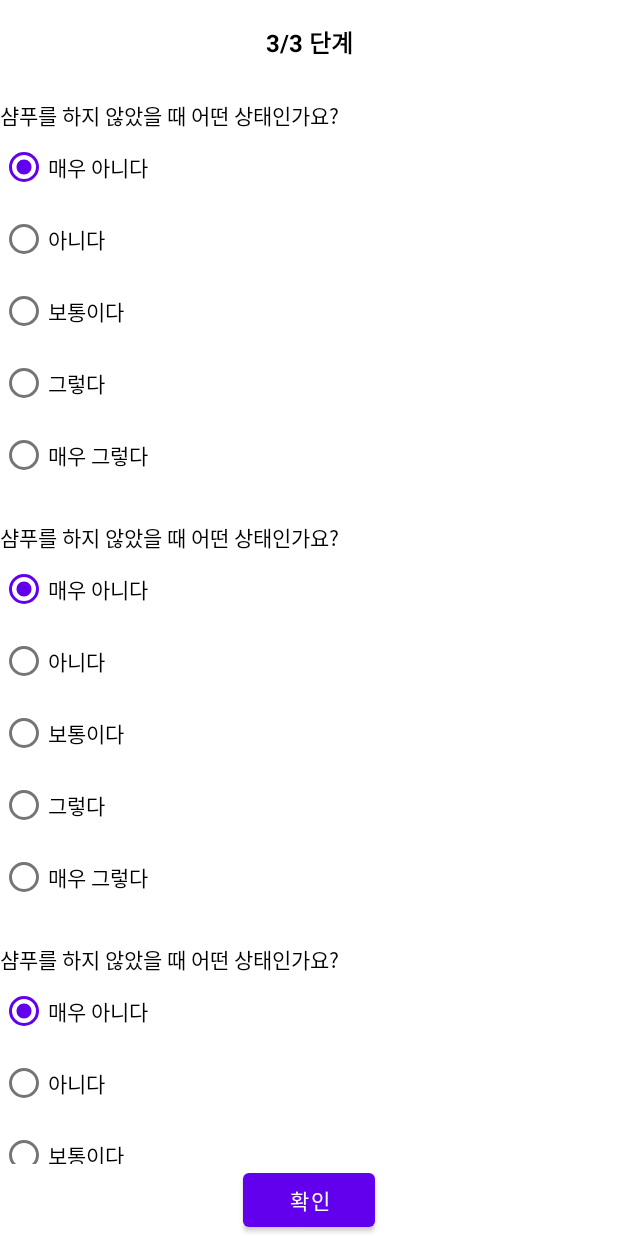
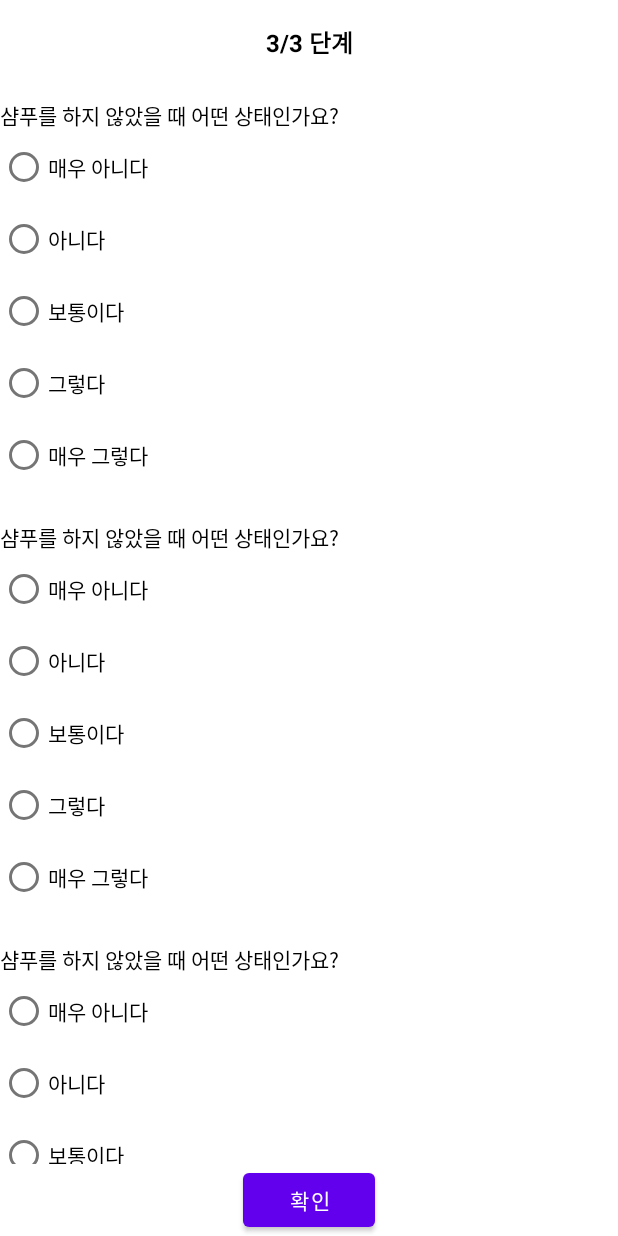
Before and after one commit to Kim-Ju-Yeop/LillyCover, an Android app: the layout activity_survey.xml on its own in the app's theme, with its tools: preview values and no code run, on a phone screen of 412 x 824 dp. Run offline under Robolectric (Android 15) with nearby library versions, the phone set to English and light mode, and no system bars; network calls fail.

```diff
--- a/app/src/main/java/com/lillycover/hair/widget/recyclerview/RecyclerViewAdapter.kt
+++ b/app/src/main/java/com/lillycover/hair/widget/recyclerview/RecyclerViewAdapter.kt
@@ -15,6 +15,7 @@ class RecyclerViewAdapter : RecyclerView.Adapter<RecyclerViewViewHolder>() {
 
     override fun onBindViewHolder(holder: RecyclerViewViewHolder, position: Int) {
         getItem(position).bind(holder.binding)
+        getItem(position).updateUI()
         holder.binding.executePendingBindings()
     }
 
--- a/app/src/main/java/com/lillycover/hair/widget/recyclerview/RecyclerViewItem.kt
+++ b/app/src/main/java/com/lillycover/hair/widget/recyclerview/RecyclerViewItem.kt
@@ -3,6 +3,7 @@ package com.lillycover.hair.widget.recyclerview
 import androidx.annotation.LayoutRes
 import androidx.databinding.ViewDataBinding
 import com.lillycover.hair.BR
+import com.lillycover.hair.viewmodel.recyclerview.SurveyItemViewModel
 
 data class RecyclerViewItem(val viewModel: Any, val navigator: Any?, @LayoutRes val layoutId: Int) {
 
@@ -10,4 +11,8 @@ data class RecyclerViewItem(val viewModel: Any, val navigator: Any?, @LayoutRes
         binding.setVariable(BR.viewModel, viewModel)
         if (navigator != null) binding.setVariable(BR.navigator, navigator)
     }
+
+    fun updateUI() {
+        if (viewModel is SurveyItemViewModel) viewModel.checkedUpdate()
+    }
 }
--- a/app/src/main/res/layout/item_survey.xml
+++ b/app/src/main/res/layout/item_survey.xml
@@ -31,16 +31,15 @@
 
         <RadioGroup
             android:layout_width="wrap_content"
-            android:layout_height="wrap_content"
-            android:checkedButton="@id/first_button">
+            android:layout_height="wrap_content">
 
             <RadioButton
-                android:id="@+id/first_button"
                 android:layout_width="wrap_content"
                 android:layout_height="wrap_content"
                 android:text="@={viewModel.item1Text}"
                 android:visibility="@{viewModel.item1Text.empty ? View.GONE : View.VISIBLE}"
                 android:onClick="@{() -> navigator.radioButtonEvent(1, viewModel.surveyQuestionResposne)}"
+                android:checked="@{viewModel.item1Checked}"
                 tools:text="매우 아니다" />
 
             <RadioButton
@@ -49,6 +48,7 @@
                 android:text="@={viewModel.item2Text}"
                 android:visibility="@{viewModel.item2Text.empty ? View.GONE : View.VISIBLE}"
                 android:onClick="@{() -> navigator.radioButtonEvent(2, viewModel.surveyQuestionResposne)}"
+                android:checked="@{viewModel.item2Checked}"
                 tools:text="아니다" />
 
             <RadioButton
@@ -57,6 +57,7 @@
                 android:text="@={viewModel.item3Text}"
                 android:visibility="@{viewModel.item3Text.empty ? View.GONE : View.VISIBLE}"
                 android:onClick="@{() -> navigator.radioButtonEvent(3, viewModel.surveyQuestionResposne)}"
+                android:checked="@{viewModel.item3Checked}"
                 tools:text="보통이다" />
 
             <RadioButton
@@ -65,6 +66,7 @@
                 android:text="@={viewModel.item4Text}"
                 android:visibility="@{viewModel.item4Text.empty ? View.GONE : View.VISIBLE}"
                 android:onClick="@{() -> navigator.radioButtonEvent(4, viewModel.surveyQuestionResposne)}"
+                android:checked="@{viewModel.item4Checked}"
                 tools:text="그렇다" />
 
             <RadioButton
@@ -73,6 +75,7 @@
                 android:text="@={viewModel.item5Text}"
                 android:visibility="@{viewModel.item5Text.empty ? View.GONE : View.VISIBLE}"
                 android:onClick="@{() -> navigator.radioButtonEvent(5, viewModel.surveyQuestionResposne)}"
+                android:checked="@{viewModel.item5Checked}"
                 tools:text="매우 그렇다" />
         </RadioGroup>
 
```
Also changed, not shown: app/src/main/java/com/lillycover/hair/viewmodel/recyclerview/SurveyItemViewModel.kt (+18 -0 lines).
